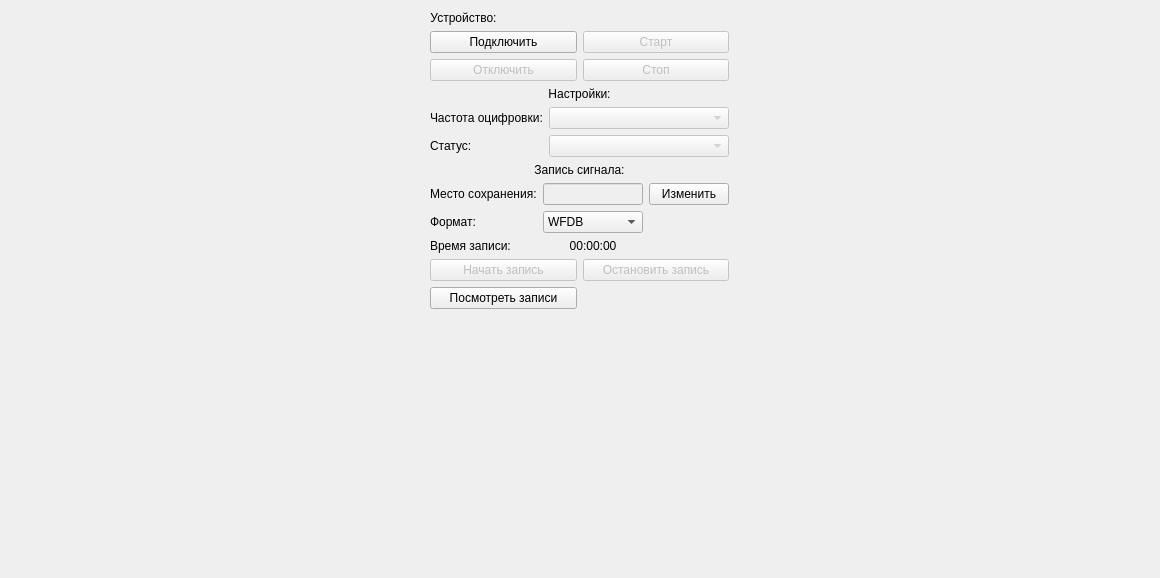
First picture: the form in src/resources/v1/dlg_inrat_controller.ui, repository mcsltd/mcs-inRat-planner, before the edit.
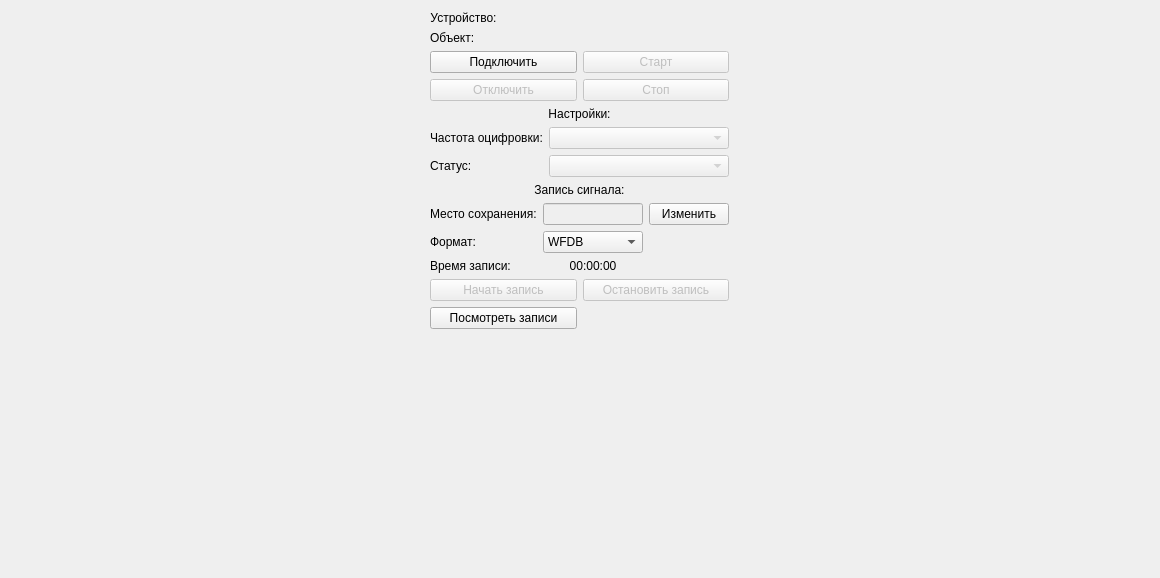
Second picture: the form after the edit.

Commit message: add in record name object and translit record name into latin (if cirilic)

Patch:
```diff
--- a/src/resources/v1/dlg_inrat_controller.ui
+++ b/src/resources/v1/dlg_inrat_controller.ui
@@ -38,6 +38,20 @@
          </property>
         </widget>
        </item>
+       <item row="1" column="0">
+        <widget class="QLabel" name="labelObject">
+         <property name="text">
+          <string>Объект:</string>
+         </property>
+        </widget>
+       </item>
+       <item row="1" column="1">
+        <widget class="QLabel" name="labelObjectName">
+         <property name="text">
+          <string/>
+         </property>
+        </widget>
+       </item>
       </layout>
      </item>
      <item>
```
The commit also changes 7 other files.
